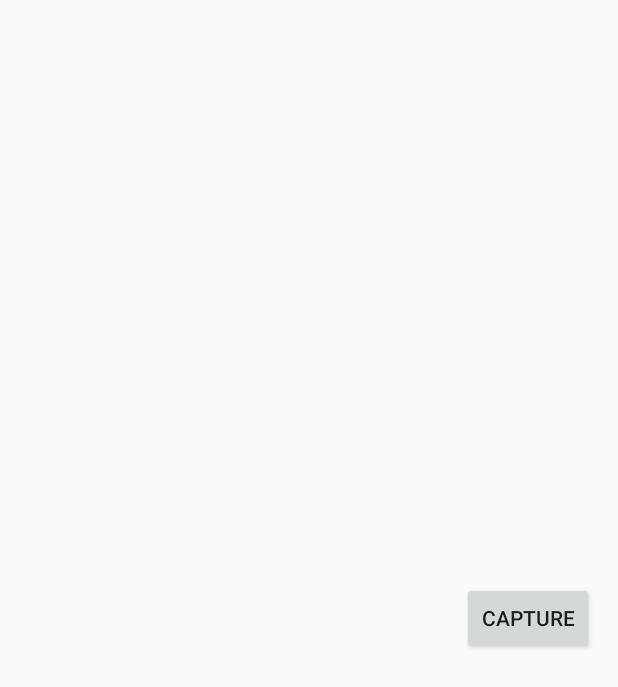
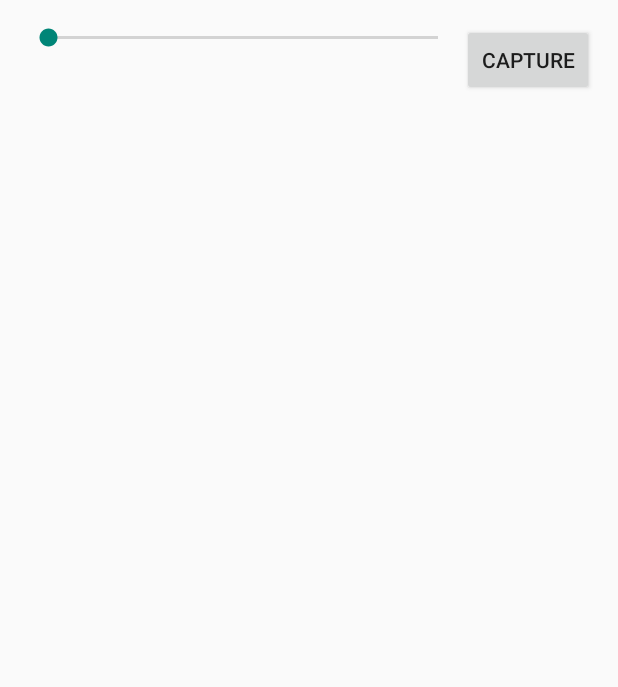
Before and after one commit to Late-Night-Coders/ReMoss, an Android app: the layout activity_main.xml on its own in the app's theme, with its tools: preview values and no code run, on a phone screen of 412 x 824 dp. Shown: the top 687 px of the screen. Run offline under Robolectric (Android 15) with nearby library versions, the phone set to English and light mode, and no system bars.

Commit message:
Commit var

```diff
--- a/app/src/main/java/stevenseesall/com/camera/CameraPreview.java
+++ b/app/src/main/java/stevenseesall/com/camera/CameraPreview.java
@@ -14,7 +14,7 @@ import java.util.List;
  */
 
 public class CameraPreview extends SurfaceView implements SurfaceHolder.Callback {
-
+    int Sensibility = 0;
     private SurfaceHolder mHolder;
     private Camera mCamera;
 
@@ -113,14 +113,12 @@ public class CameraPreview extends SurfaceView implements SurfaceHolder.Callback
                                     }
                                 }
                             }
-
-                            //Log.d("CameraTest", Integer.toString((myPixels[x] & 0x00ff0000) >> 16));
-
                         }
                         Log.d("CameraTest", "R:" + Integer.toString((myPixels[45] & 0x00ff0000) >> 16) + " G:" + Integer.toString((myPixels[45] & 0x0000ff00) >> 8) + " B:" + Integer.toString(myPixels[45] & 0x0000ff));
                     }
 
-                    if(diff > 2000000){
+                    int SensibilityValue = 3000;
+                    if(diff > SensibilityValue){
                         Log.d("CameraTest", "MOUVEMENT");
                         Log.d("CameraTest", Long.toString(diff));
                     }
--- a/app/src/main/res/layout/activity_main.xml
+++ b/app/src/main/res/layout/activity_main.xml
@@ -5,17 +5,24 @@
     android:paddingTop="@dimen/activity_vertical_margin"
     android:paddingBottom="@dimen/activity_vertical_margin" tools:context=".MainActivity">
 
-    <LinearLayout xmlns:android="http://schemas.android.com/apk/res/android"
+    <RelativeLayout xmlns:android="http://schemas.android.com/apk/res/android"
         android:orientation="horizontal"
         android:layout_width="fill_parent"
         android:layout_height="fill_parent"
-        >
+        android:id="@+id/relativeLayout"
+        android:layout_toLeftOf="@+id/numberPicker"
+        android:layout_toStartOf="@+id/numberPicker"
+        android:layout_below="@+id/button_capture">
         <FrameLayout
             android:id="@+id/camera_preview"
-            android:layout_width="fill_parent"
-            android:layout_height="fill_parent"
+            android:layout_width="wrap_content"
+            android:layout_height="wrap_content"
             android:layout_weight="1"
-            />
+            android:layout_alignParentTop="true"
+            android:layout_alignParentRight="true"
+            android:layout_alignParentEnd="true" />
+
+    </RelativeLayout>
 
     <Button
         android:id="@+id/button_capture"
@@ -23,7 +30,21 @@
         android:layout_width="wrap_content"
         android:layout_height="wrap_content"
         android:layout_gravity="center"
-            />
-    </LinearLayout>
+        android:layout_below="@+id/numberPicker"
+        android:layout_alignParentRight="true"
+        android:layout_alignParentEnd="true" />
+
+    <SeekBar
+        android:layout_width="wrap_content"
+        android:layout_height="wrap_content"
+        android:id="@+id/seekBar"
+        android:layout_alignParentTop="true"
+        android:layout_alignParentLeft="true"
+        android:layout_alignParentStart="true"
+        android:layout_toLeftOf="@+id/button_capture"
+        android:layout_toStartOf="@+id/button_capture"
+        android:max="0"
+        android:progress="3"
+        android:indeterminate="false" />
 
 </RelativeLayout>
```
Lines whose indentation alone changed are shown as unchanged.
